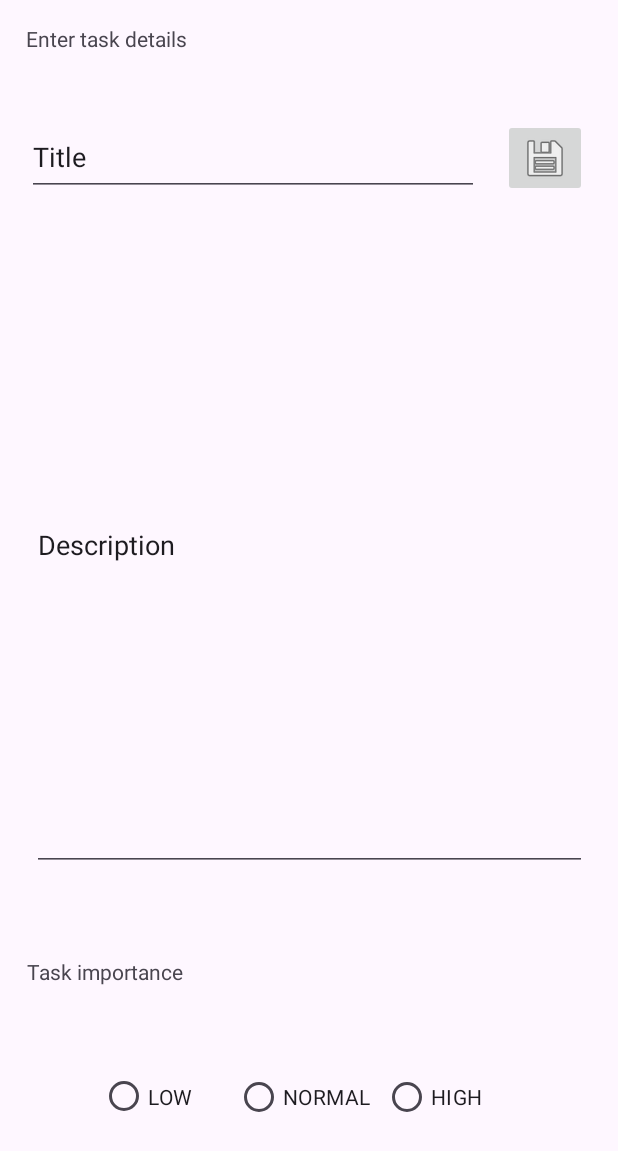
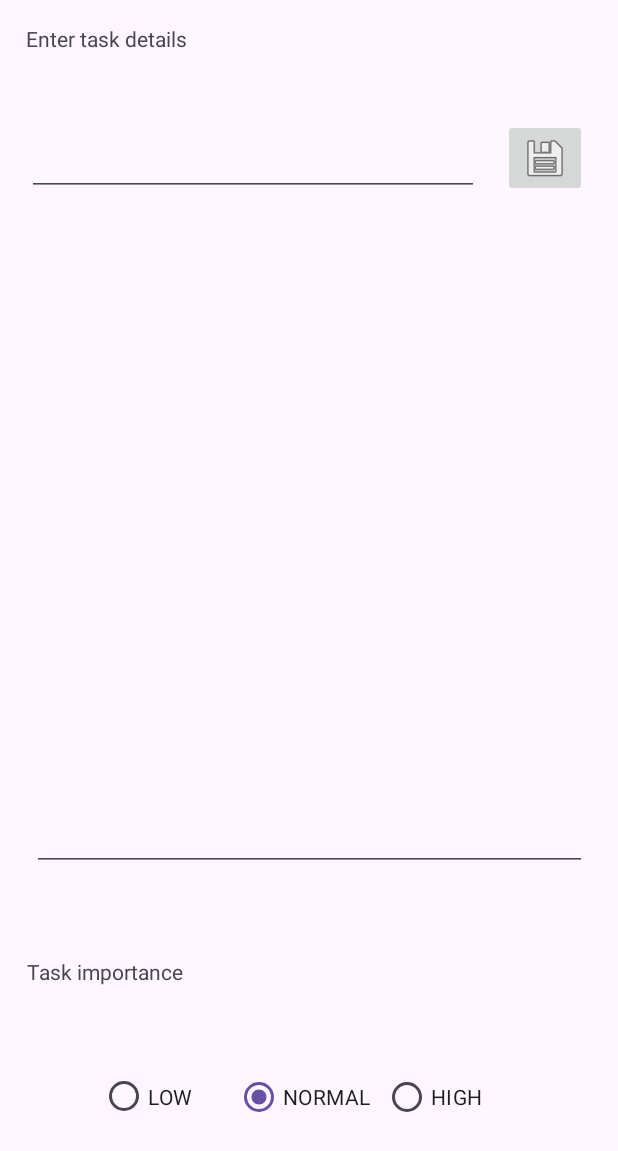
Before and after one commit to bartcanc/myToDoBR, an Android app: the AddTaskFragment screen opened through its navigation route, on a phone screen of 412 x 824 dp. Shown: the top 1151 px of the screen. Run offline under Robolectric (Android 15) with nearby library versions, the phone set to English and light mode, and no system bars.

```diff
--- a/app/src/main/java/com/example/mytodo/AddTaskFragment.kt
+++ b/app/src/main/java/com/example/mytodo/AddTaskFragment.kt
@@ -1,6 +1,6 @@
 package com.example.mytodo
 
-import Task
+import Tasks.list
 import android.content.Context
 import android.os.Bundle
 import androidx.fragment.app.Fragment
@@ -9,6 +9,7 @@ import android.view.View
 import android.view.ViewGroup
 import android.view.inputmethod.InputMethodManager
 import androidx.navigation.fragment.findNavController
+import androidx.navigation.fragment.navArgs
 import com.example.mytodo.databinding.FragmentAddTaskBinding
 
 // TODO: Rename parameter arguments, choose names that match
@@ -23,13 +24,25 @@ import com.example.mytodo.databinding.FragmentAddTaskBinding
  */
 class AddTaskFragment : Fragment() {
     // TODO: Rename and change types of parameters
+    val args: AddTaskFragmentArgs by navArgs()
     private lateinit var binding: FragmentAddTaskBinding
     override fun onCreateView(
         inflater: LayoutInflater, container: ViewGroup?,
         savedInstanceState: Bundle?
     ): View? {
-        // Inflate the layout for this fragment
+// Initialize the binding variable
         binding = FragmentAddTaskBinding.inflate(inflater, container, false)
+// Set the title and description EditText fields with the task to edit
+// (only if it's not null)
+        binding.titleInput.setText(args.taskToEdit?.title)
+        binding.descriptionInput.setText(args.taskToEdit?.description)
+// Set the importance radio button with the task to edit (only if it's not null)
+        when(args.taskToEdit?.importance){
+            IMPORTANCE.LOW -> binding.lowRadioButton.isChecked = true
+            IMPORTANCE.NORMAL -> binding.normalRadioButton.isChecked = true
+            IMPORTANCE.HIGH -> binding.highRadioButton.isChecked = true
+            else -> binding.normalRadioButton.isChecked = true
+        }
         return binding.root
     }
 
@@ -38,6 +51,18 @@ class AddTaskFragment : Fragment() {
         binding.saveButton.setOnClickListener { saveTask() }
     }
 
+    fun updateTask(oldTask: Task?, newTask: Task) {
+//perform the update operation only if the old task is not null
+        oldTask?.let { old ->
+//find the index of the old task in the list
+// indexOf will be -1 if the old task is not in the list
+            val indexOfOld = list.indexOf(old)
+            if (indexOfOld != -1) { // check if the old task is in the list
+//replace the old task with the new task
+                list[indexOfOld] = newTask
+            }
+        }
+    }
     private fun saveTask() {
 // Get the values from data fields on the screen
         var title: String = binding.titleInput.text.toString()
@@ -60,8 +85,13 @@ class AddTaskFragment : Fragment() {
             description,
             importance
         )
-// Add the new task to the list of tasks
-        Tasks.addTask(taskItem)
+
+        if(!args.edit){
+            Tasks.addTask(taskItem)
+        }
+        else {
+            Tasks.updateTask(oldTask = args.taskToEdit, newTask = taskItem)
+        }
 // Hide the software keyboard with InputMethodManager
         val inputMethodManager: InputMethodManager =
             activity?.getSystemService(Context.INPUT_METHOD_SERVICE) as InputMethodManager
@@ -70,4 +100,6 @@ class AddTaskFragment : Fragment() {
         // Navigate back to the TaskListFragment, the inclusive parameter is set to false
         findNavController().popBackStack(R.id.taskListFragment, false)
     }
+
+
 }
--- a/app/src/main/java/com/example/mytodo/MyTaskRecyclerViewAdapter.kt
+++ b/app/src/main/java/com/example/mytodo/MyTaskRecyclerViewAdapter.kt
@@ -4,7 +4,9 @@ import android.view.ViewGroup
 import android.widget.ImageView
 import android.widget.TextView
 import androidx.recyclerview.widget.RecyclerView
+import com.example.mytodo.IMPORTANCE
 import com.example.mytodo.R
+import com.example.mytodo.Task
 import com.example.mytodo.ToDoListListener
 import com.example.mytodo.databinding.FragmentTaskItemBinding
 
@@ -56,9 +58,9 @@ class MyTaskRecyclerViewAdapter(
         holder.itemContainer.setOnClickListener{
             eventListener.onTaskClick(position)
         }
-        holder.itemContainer.setOnClickListener {
+        holder.itemContainer.setOnLongClickListener {
             eventListener.onTaskLongClick(position)
-            return@setOnClickListener true
+            return@setOnLongClickListener true
         }
     }
 
--- a/app/src/main/java/com/example/mytodo/data/Task.kt
+++ b/app/src/main/java/com/example/mytodo/data/Task.kt
@@ -1,5 +1,8 @@
+package com.example.mytodo
+
 import android.os.Parcelable
 import kotlinx.parcelize.Parcelize
+
 // this is the enum class that will be used to store the importance of the tasks
 enum class IMPORTANCE {
     LOW, NORMAL, HIGH
--- a/app/src/main/res/navigation/navigation_graph.xml
+++ b/app/src/main/res/navigation/navigation_graph.xml
@@ -22,7 +22,17 @@
         android:id="@+id/addTaskFragment"
         android:name="com.example.mytodo.AddTaskFragment"
         android:label="fragment_add_task"
-        tools:layout="@layout/fragment_add_task" />
+        tools:layout="@layout/fragment_add_task" >
+        <argument
+            android:name="taskToEdit"
+            app:argType="com.example.mytodo.Task"
+            app:nullable="true"
+            android:defaultValue="@null" />
+        <argument
+            android:name="edit"
+            app:argType="boolean"
+            android:defaultValue="false" />
+    </fragment>
     <fragment
         android:id="@+id/displayTaskFragment"
         android:name="DisplayTaskFragment"
@@ -31,6 +41,9 @@
         >
         <argument
             android:name="task"
-            app:argType="Task" />
+            app:argType="com.example.mytodo.Task" />
+        <action
+            android:id="@+id/action_displayTaskFragment_to_addTaskFragment"
+            app:destination="@id/addTaskFragment" />
     </fragment>
 </navigation>
```
Also changed, not shown: app/src/main/java/com/example/mytodo/DisplayTaskFragment.kt (+17 -1 lines), app/src/main/java/com/example/mytodo/TaskListFragment.kt (+47 -1 lines), app/src/main/java/com/example/mytodo/data/Tasks.kt (+15 -0 lines).
